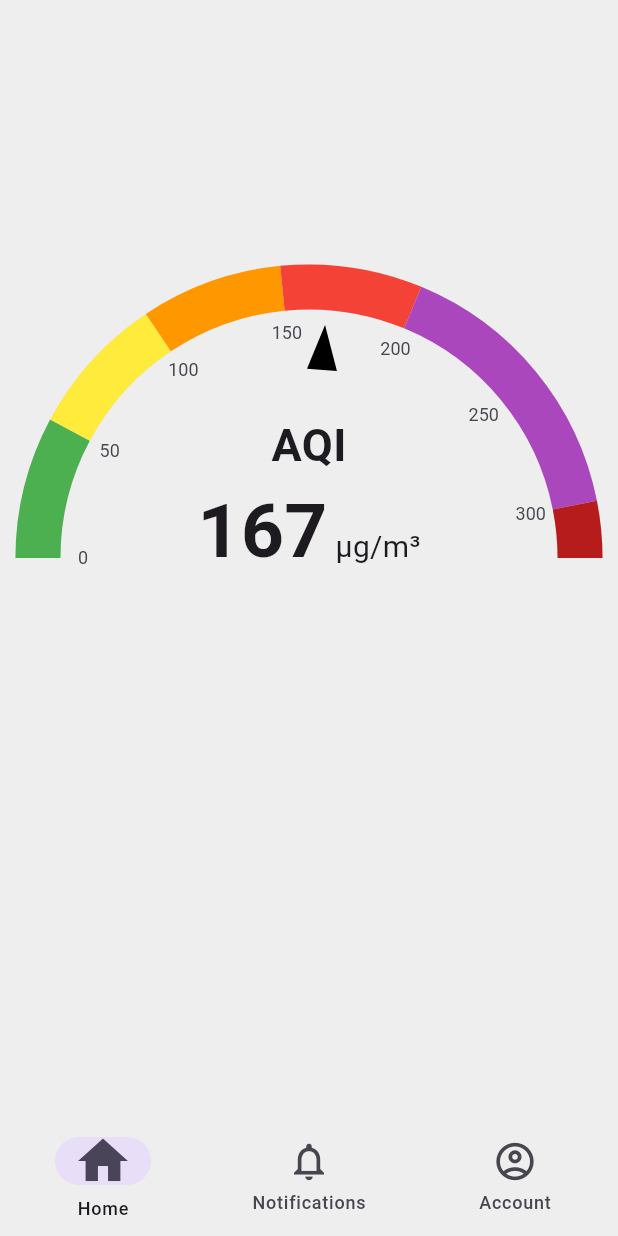
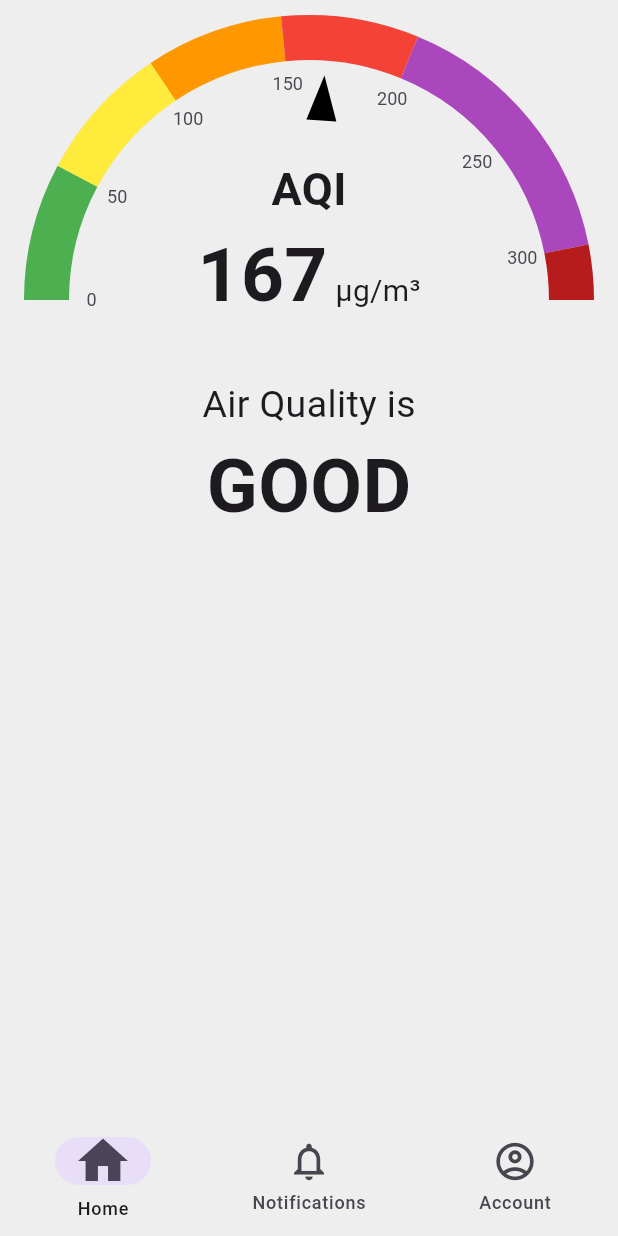
Before and after one commit to aayushman950/Air-Quality-Monitoring-System, a Flutter app: the screen it shows after launch, on a phone screen of 412 x 824 dp. Run offline on Flutter 3.47's test engine with Material 3 defaults, Android fonts, the phone set to English and light mode, and no system bars; drawn by our look-alikes of syncfusion_flutter_gauges.

Commit message:
made air quality status and put it below the gauge

```diff
--- a/aqms/lib/pages/home_page.dart
+++ b/aqms/lib/pages/home_page.dart
@@ -1,4 +1,4 @@
-import 'package:aqms/widgets/aqi_gauge.dart';
+import 'package:aqms/widgets/aqi_gauge_and_status.dart';
 import 'package:flutter/material.dart';
 
 class HomePage extends StatelessWidget {
@@ -7,9 +7,7 @@ class HomePage extends StatelessWidget {
   @override
   Widget build(BuildContext context) {
     return SafeArea(
-      child: Scaffold(
-        body: AQIGauge(),
-      ),
+      child: Scaffold(body: AQIGaugeAndStatus()),
     );
   }
 }
--- a/aqms/lib/widgets/aqi_gauge.dart
+++ b/aqms/lib/widgets/aqi_gauge.dart
@@ -10,9 +10,12 @@ class AQIGauge extends StatelessWidget {
   Widget build(BuildContext context) {
     int aqiRating = 167;
 
-    return SfRadialGauge(
+    return Container(
+      height: 400,
+      child: SfRadialGauge(
         axes: [
           RadialAxis(
+            radiusFactor: 0.95,
             axisLineStyle: AxisLineStyle(
               thickness: 30,
             ),
@@ -77,7 +80,11 @@ class AQIGauge extends StatelessWidget {
                 widget: Column(
                   mainAxisSize: MainAxisSize.min,
                   children: [
-                  Text("AQI", style: TextStyle(fontSize: 30,fontWeight: FontWeight.bold),),
+                    Text(
+                      "AQI",
+                      style:
+                          TextStyle(fontSize: 30, fontWeight: FontWeight.bold),
+                    ),
                     Text.rich(
                       TextSpan(
                         children: [
@@ -99,7 +106,6 @@ class AQIGauge extends StatelessWidget {
                       ),
                     ),
                   ],
-
                 ),
                 angle: 270,
                 positionFactor: 0.2,
@@ -107,6 +113,7 @@ class AQIGauge extends StatelessWidget {
             ],
           )
         ],
+      ),
     );
   }
 }
--- /dev/null
+++ b/aqms/lib/widgets/aqi_gauge_and_status.dart
@@ -0,0 +1,21 @@
+import 'package:aqms/widgets/aqi_gauge.dart';
+import 'package:aqms/widgets/aqi_status.dart';
+import 'package:flutter/material.dart';
+
+class AQIGaugeAndStatus extends StatelessWidget {
+  const AQIGaugeAndStatus({super.key});
+
+  @override
+  Widget build(BuildContext context) {
+    return Stack(
+      alignment: AlignmentDirectional.bottomCenter,
+      children: [
+        AQIGauge(),
+        Positioned(
+          bottom: 40,
+          child: AQIStatus(),
+        ),
+      ],
+    );
+  }
+}
--- /dev/null
+++ b/aqms/lib/widgets/aqi_status.dart
@@ -0,0 +1,25 @@
+import 'package:flutter/material.dart';
+
+class AQIStatus extends StatelessWidget {
+  const AQIStatus({super.key});
+
+  @override
+  Widget build(BuildContext context) {
+    return Column(
+      mainAxisSize: MainAxisSize.min,
+      children: [
+        Text(
+          "Air Quality is",
+          style: TextStyle(fontSize: 25),
+        ),
+        Text(
+          "GOOD",
+          style: TextStyle(
+            fontSize: 50,
+            fontWeight: FontWeight.bold,
+          ),
+        ),
+      ],
+    );
+  }
+}
```
Lines whose indentation alone changed are shown as unchanged.
